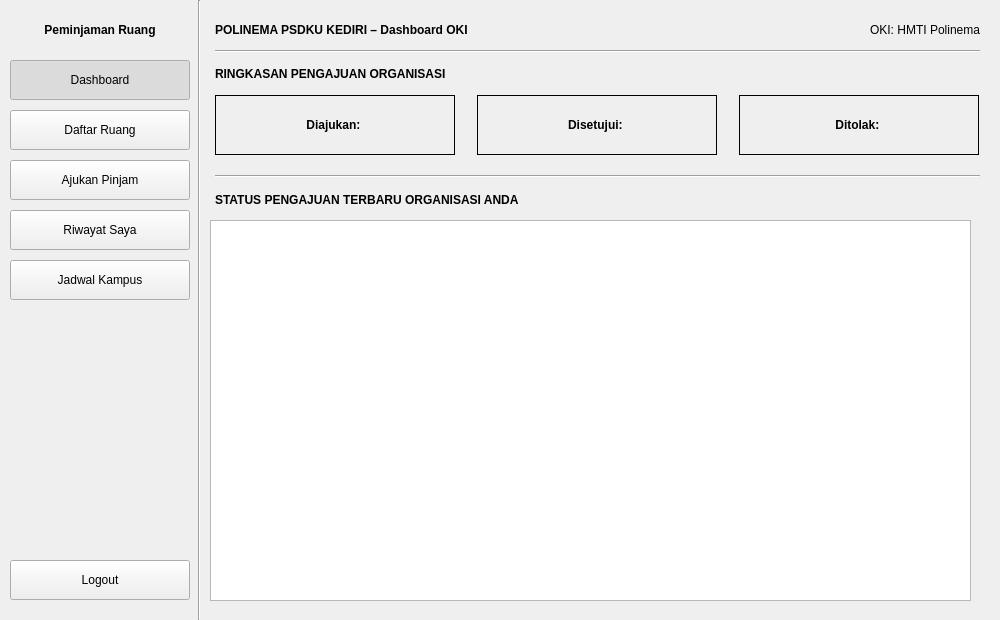
Qt form ui/dashboard_oki.ui (Ariel-F-S/SistemPeminjamanRuangPolinemaKampusKediri) before a commit.
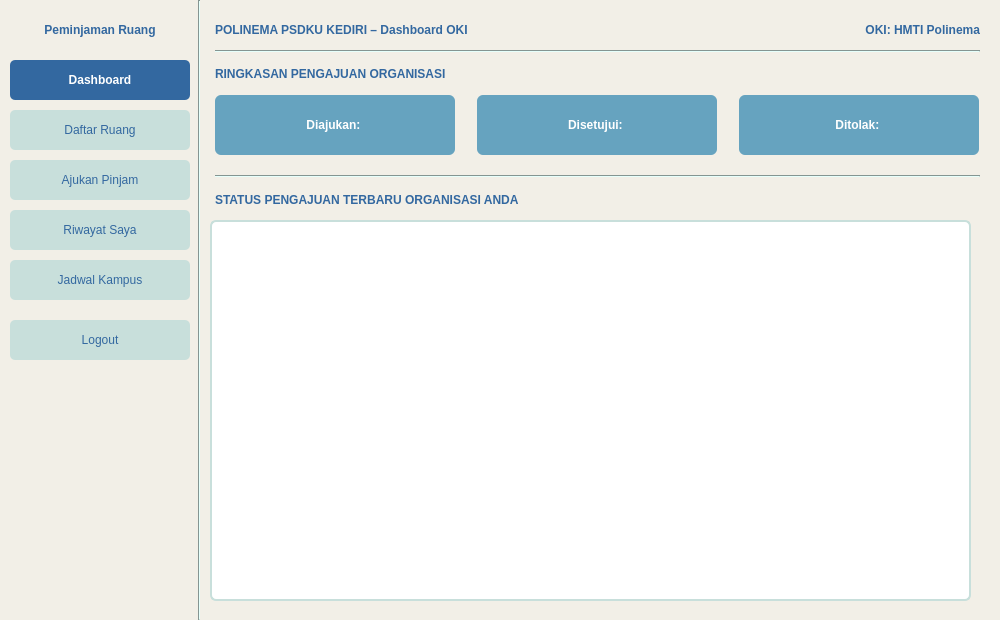
The same form after that commit. Icons and pictures are not drawn.

Diff of the .ui file:
```diff
--- a/ui/dashboard_oki.ui
+++ b/ui/dashboard_oki.ui
@@ -17,6 +17,11 @@
    <iconset>
     <normaloff>icons/app.png</normaloff>icons/app.png</iconset>
   </property>
+  <property name="styleSheet">
+   <string notr="true">QWidget#DashboardOKI {
+    background-color: #F2EFE7;
+}</string>
+  </property>
   <widget class="QLabel" name="lblBrand">
    <property name="geometry">
     <rect>
@@ -32,6 +37,9 @@
      <bold>true</bold>
     </font>
    </property>
+   <property name="styleSheet">
+    <string notr="true">color: #3368A0;</string>
+   </property>
    <property name="text">
     <string>Peminjaman Ruang</string>
    </property>
@@ -48,6 +56,14 @@
      <height>40</height>
     </rect>
    </property>
+   <property name="styleSheet">
+    <string notr="true">QPushButton {
+    background-color: #3368A0;
+    color: #FFFFFF;
+    border-radius: 5px;
+    font-weight: bold;
+}</string>
+   </property>
    <property name="text">
     <string>Dashboard</string>
    </property>
@@ -80,6 +96,17 @@
      <height>40</height>
     </rect>
    </property>
+   <property name="styleSheet">
+    <string notr="true">QPushButton {
+    background-color: #C8DFDB;
+    color: #3368A0;
+    border-radius: 5px;
+}
+QPushButton:hover {
+    background-color: #66A3BF;
+    color: #FFFFFF;
+}</string>
+   </property>
    <property name="text">
     <string>Daftar Ruang</string>
    </property>
@@ -109,6 +136,17 @@
      <height>40</height>
     </rect>
    </property>
+   <property name="styleSheet">
+    <string notr="true">QPushButton {
+    background-color: #C8DFDB;
+    color: #3368A0;
+    border-radius: 5px;
+}
+QPushButton:hover {
+    background-color: #66A3BF;
+    color: #FFFFFF;
+}</string>
+   </property>
    <property name="text">
     <string>Ajukan Pinjam</string>
    </property>
@@ -138,6 +176,17 @@
      <height>40</height>
     </rect>
    </property>
+   <property name="styleSheet">
+    <string notr="true">QPushButton {
+    background-color: #C8DFDB;
+    color: #3368A0;
+    border-radius: 5px;
+}
+QPushButton:hover {
+    background-color: #66A3BF;
+    color: #FFFFFF;
+}</string>
+   </property>
    <property name="text">
     <string>Riwayat Saya</string>
    </property>
@@ -167,6 +216,17 @@
      <height>40</height>
     </rect>
    </property>
+   <property name="styleSheet">
+    <string notr="true">QPushButton {
+    background-color: #C8DFDB;
+    color: #3368A0;
+    border-radius: 5px;
+}
+QPushButton:hover {
+    background-color: #66A3BF;
+    color: #FFFFFF;
+}</string>
+   </property>
    <property name="text">
     <string>Jadwal Kampus</string>
    </property>
@@ -191,11 +251,22 @@
    <property name="geometry">
     <rect>
      <x>10</x>
-     <y>560</y>
+     <y>320</y>
      <width>180</width>
      <height>40</height>
     </rect>
    </property>
+   <property name="styleSheet">
+    <string notr="true">QPushButton {
+    background-color: #C8DFDB;
+    color: #3368A0;
+    border-radius: 5px;
+}
+QPushButton:hover {
+    background-color: #3368A0;
+    color: #FFFFFF;
+}</string>
+   </property>
    <property name="text">
     <string>Logout</string>
    </property>
@@ -219,6 +290,9 @@
      <height>620</height>
     </rect>
    </property>
+   <property name="styleSheet">
+    <string notr="true">background-color: #C8DFDB;</string>
+   </property>
    <property name="frameShape">
     <enum>QFrame::VLine</enum>
    </property>
@@ -241,6 +315,9 @@
      <bold>true</bold>
     </font>
    </property>
+   <property name="styleSheet">
+    <string notr="true">color: #3368A0;</string>
+   </property>
    <property name="text">
     <string>POLINEMA PSDKU KEDIRI – Dashboard OKI</string>
    </property>
@@ -254,6 +331,10 @@
      <height>30</height>
     </rect>
    </property>
+   <property name="styleSheet">
+    <string notr="true">color: #3368A0;
+font-weight: bold;</string>
+   </property>
    <property name="text">
     <string>OKI: HMTI Polinema</string>
    </property>
@@ -270,6 +351,9 @@
      <height>2</height>
     </rect>
    </property>
+   <property name="styleSheet">
+    <string notr="true">background-color: #C8DFDB;</string>
+   </property>
    <property name="frameShape">
     <enum>QFrame::HLine</enum>
    </property>
@@ -292,6 +376,9 @@
      <bold>true</bold>
     </font>
    </property>
+   <property name="styleSheet">
+    <string notr="true">color: #3368A0;</string>
+   </property>
    <property name="text">
     <string>RINGKASAN PENGAJUAN ORGANISASI</string>
    </property>
@@ -311,8 +398,14 @@
      <bold>true</bold>
     </font>
    </property>
+   <property name="styleSheet">
+    <string notr="true">background-color: #66A3BF;
+color: #FFFFFF;
+border-radius: 6px;
+font-weight: bold;</string>
+   </property>
    <property name="frameShape">
-    <enum>QFrame::Box</enum>
+    <enum>QFrame::NoFrame</enum>
    </property>
    <property name="text">
     <string>Diajukan: </string>
@@ -336,8 +429,14 @@
      <bold>true</bold>
     </font>
    </property>
+   <property name="styleSheet">
+    <string notr="true">background-color: #66A3BF;
+color: #FFFFFF;
+border-radius: 6px;
+font-weight: bold;</string>
+   </property>
    <property name="frameShape">
-    <enum>QFrame::Box</enum>
+    <enum>QFrame::NoFrame</enum>
    </property>
    <property name="text">
     <string>Disetujui: </string>
@@ -361,8 +460,14 @@
      <bold>true</bold>
     </font>
    </property>
+   <property name="styleSheet">
+    <string notr="true">background-color: #66A3BF;
+color: #FFFFFF;
+border-radius: 6px;
+font-weight: bold;</string>
+   </property>
    <property name="frameShape">
-    <enum>QFrame::Box</enum>
+    <enum>QFrame::NoFrame</enum>
    </property>
    <property name="text">
     <string>Ditolak: </string>
@@ -380,6 +485,9 @@
      <height>2</height>
     </rect>
    </property>
+   <property name="styleSheet">
+    <string notr="true">background-color: #C8DFDB;</string>
+   </property>
    <property name="frameShape">
     <enum>QFrame::HLine</enum>
    </property>
@@ -402,6 +510,9 @@
      <bold>true</bold>
     </font>
    </property>
+   <property name="styleSheet">
+    <string notr="true">color: #3368A0;</string>
+   </property>
    <property name="text">
     <string>STATUS PENGAJUAN TERBARU ORGANISASI ANDA</string>
    </property>
@@ -415,6 +526,19 @@
      <height>381</height>
     </rect>
    </property>
+   <property name="styleSheet">
+    <string notr="true">QTableWidget {
+    background-color: #FFFFFF;
+    border: 2px solid #C8DFDB;
+    border-radius: 6px;
+}
+QHeaderView::section {
+    background-color: #3368A0;
+    color: #FFFFFF;
+    font-weight: bold;
+    padding: 4px;
+}</string>
+   </property>
   </widget>
  </widget>
  <resources/>
```
